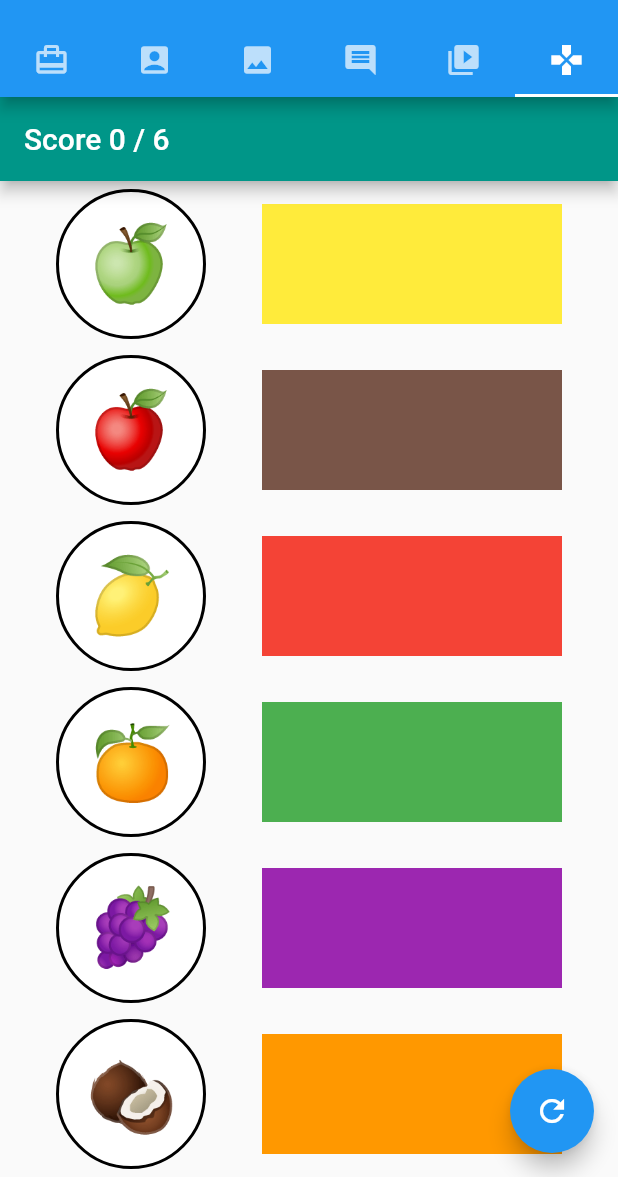
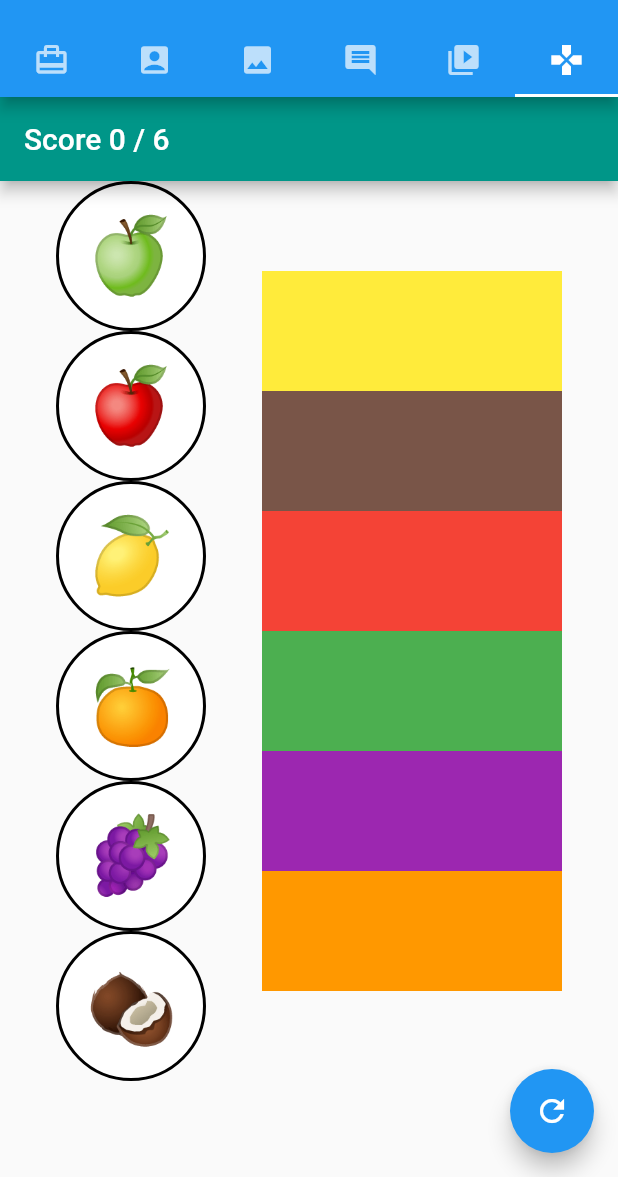
Before and after one commit to myanar7/Babify, a Flutter app: the screen it shows after launch, tab 6 chosen, on a phone screen of 412 x 824 dp, the part 59-1236 px from its top. Run offline on Flutter 3.47's test engine with Material 2 defaults, Android fonts, the light colour scheme and no system bars; our stand-ins replace audioplayers, flutter_riverpod, focused_menu, hooks_riverpod, image_picker, youtube_player_flutter; missing offline and left inert: age_calculator; network calls fail.

Commit message:
Some Emir Said Problems #1

```diff
--- a/lib/View/color_match_game_page.dart
+++ b/lib/View/color_match_game_page.dart
@@ -47,7 +47,8 @@ class ColorGameState extends State<ColorGame> {
       body: Row(
         mainAxisAlignment: MainAxisAlignment.spaceEvenly,
         children: [
-          Column(
+          SingleChildScrollView(
+            child: Column(
                 mainAxisAlignment: MainAxisAlignment.spaceAround,
                 crossAxisAlignment: CrossAxisAlignment.end,
                 children: choices.keys.map((emoji) {
@@ -57,13 +58,16 @@ class ColorGameState extends State<ColorGame> {
                     feedback: Emoji(emoji: emoji),
                     childWhenDragging: const Emoji(emoji: '🌱'),
                   );
-              }).toList()), //end of column 1
-          Column(
+                }).toList()),
+          ), //end of column 1
+          SingleChildScrollView(
+            child: Column(
               mainAxisAlignment: MainAxisAlignment.spaceAround,
               crossAxisAlignment: CrossAxisAlignment.start,
               children:
                   choices.keys.map((emoji) => _builDragTarget(emoji)).toList()
                     ..shuffle(Random(seed)),
+            ),
           )
         ],
       ),
--- a/pubspec.yaml
+++ b/pubspec.yaml
@@ -68,8 +68,8 @@ flutter:
   uses-material-design: true
 
   # To add assets to your application, add an assets section, like this:
-assets:
-  - success.mp3
+  assets:
+    - assets/
 
 
   # An image asset can refer to one or more resolution-specific "variants", see
```
Lines whose indentation alone changed are shown as unchanged.
